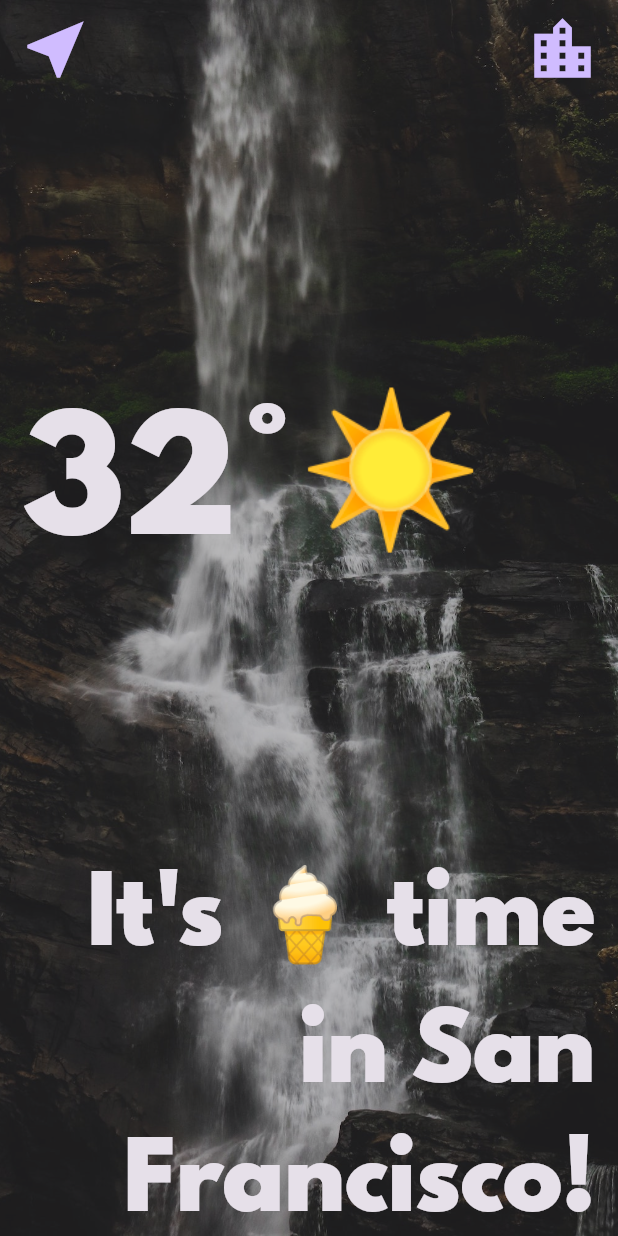
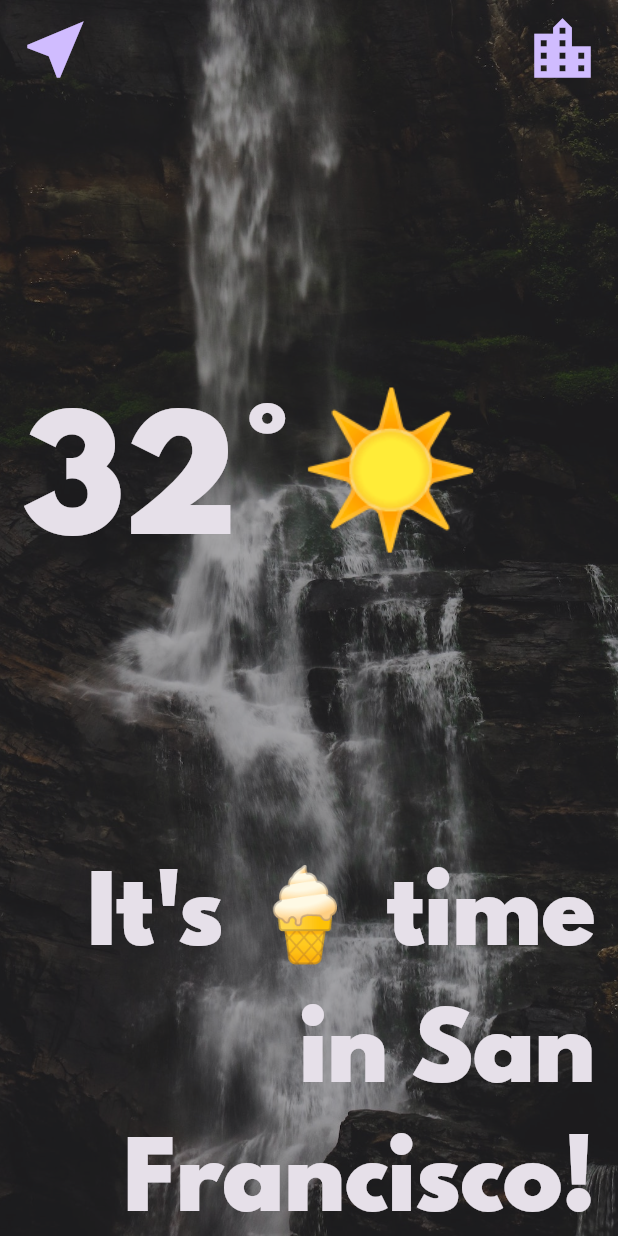
Before and after one commit to dil-nawaz-khan/climate_flutter_app, a Flutter app: the LocationScreen screen opened directly, on a phone screen of 412 x 824 dp. Run offline on Flutter 3.47's test engine with Material 3 defaults, Android fonts, the phone set to English and light mode, and no system bars.

Commit message:
color issue fix

```diff
--- a/lib/screens/location_screen.dart
+++ b/lib/screens/location_screen.dart
@@ -19,7 +19,8 @@ class _LocationScreenState extends State<LocationScreen> {
             image: AssetImage('images/location_background.jpg'),
             fit: BoxFit.cover,
             colorFilter: ColorFilter.mode(
-              Colors.white.withOpacity(0.8),
+              // Colors.white.withOpacity(0.8),
+              Colors.white70,
               BlendMode.dstATop,
             ),
           ),
```
